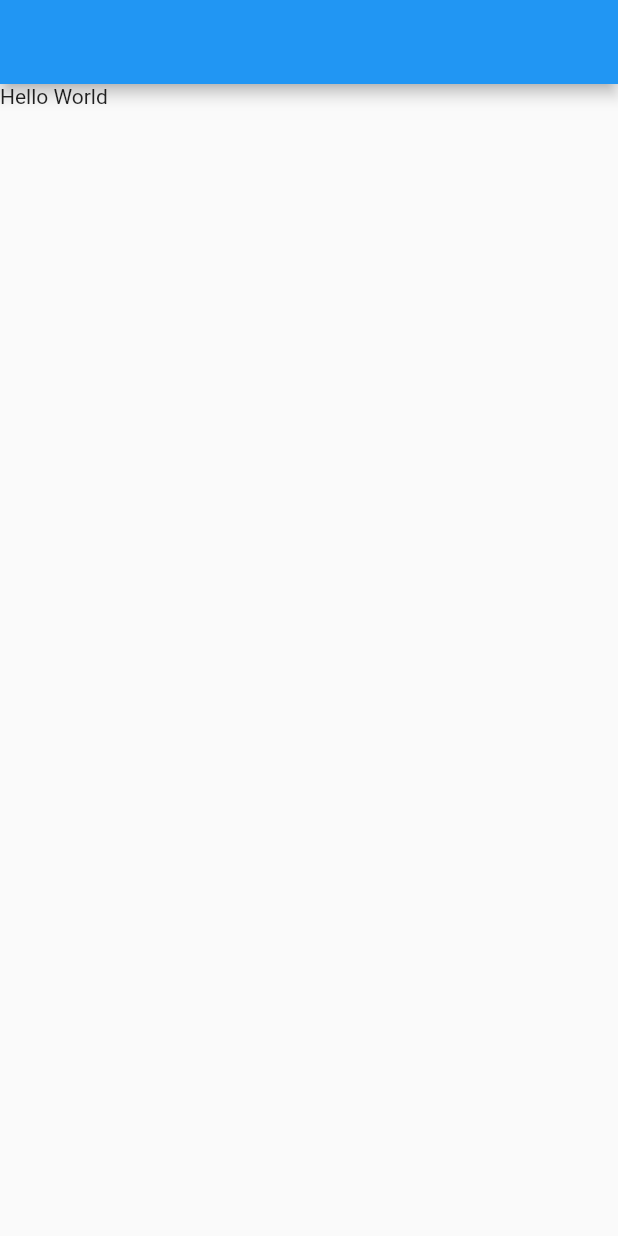
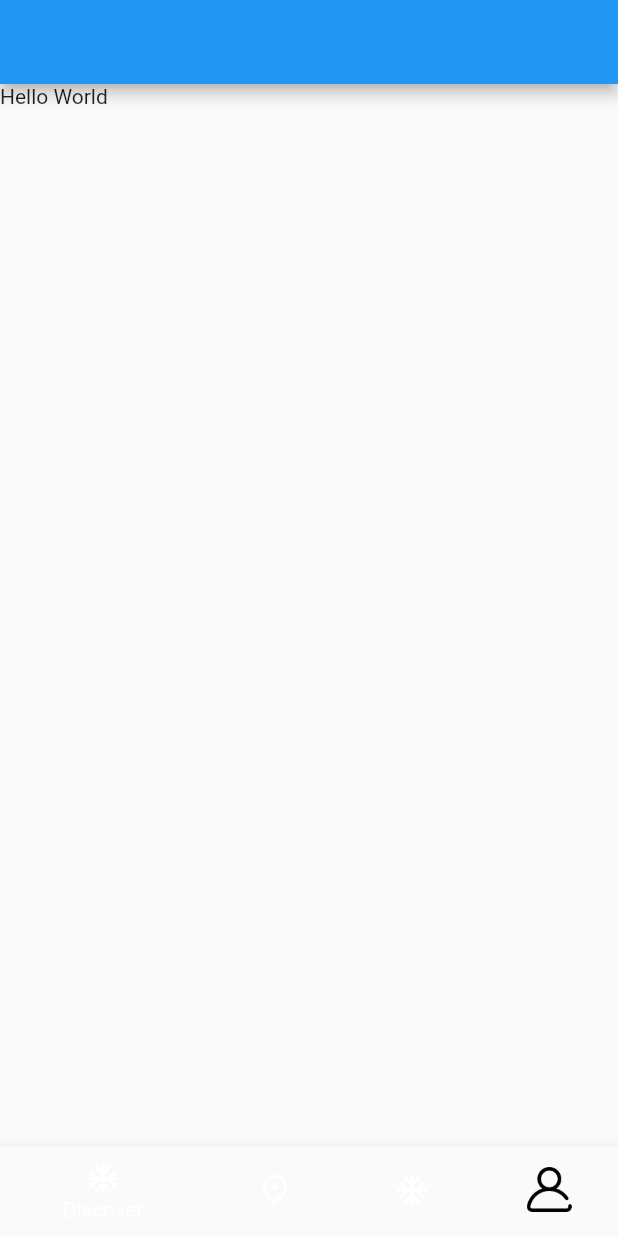
Before and after one commit to dnamme/mobile-dev-challenge, a Flutter app: the screen it shows after launch, on a phone screen of 412 x 824 dp. Run offline on Flutter 3.47's test engine with Material 2 defaults, Android fonts, the phone set to English and light mode, and no system bars; our stand-ins replace google_fonts.

```diff
--- a/lib/main.dart
+++ b/lib/main.dart
@@ -29,17 +29,17 @@ class _HomeState extends State<Home> {
             child: new Column(children: [
           new Text('Hello World', style: GoogleFonts.roboto())
         ])),
-      /*bottomNavigationBar: new BottomNavigationBar(
-            iconSize: 30.00,
-            showUnselectedLabels: true,
-            unselectedItemColor: Color(0xffc2c2c2),
-            unselectedLabelStyle: //TextStyle(
-                GoogleFonts.roboto(
-                    fontSize: 12.50, fontWeight: FontWeight.w500),
-            selectedItemColor: Color(0xff2d384c),
-            selectedLabelStyle: //TextStyle(
-                GoogleFonts.roboto(
-                    fontSize: 12.50, fontWeight: FontWeight.w500),
+        bottomNavigationBar: new BottomNavigationBar(
+            // iconSize: 30.00,
+            // showUnselectedLabels: true,
+            // unselectedItemColor: Color(0xffc2c2c2),
+            // unselectedLabelStyle: //TextStyle(
+            //     GoogleFonts.roboto(
+            //         fontSize: 12.50, fontWeight: FontWeight.w500),
+            // selectedItemColor: Color(0xff2d384c),
+            // selectedLabelStyle: //TextStyle(
+            //     GoogleFonts.roboto(
+            //         fontSize: 12.50, fontWeight: FontWeight.w500),
             currentIndex: 0,
             items: [
               new BottomNavigationBarItem(
@@ -52,7 +52,6 @@ class _HomeState extends State<Home> {
                   icon: new Image.asset('assets/icons/profile_64px.png',
                       width: 30.00, height: 30.00),
                   label: 'Profile')
-        ])*/
-    );
+            ]));
   }
 }
```
Lines whose indentation alone changed are shown as unchanged.
